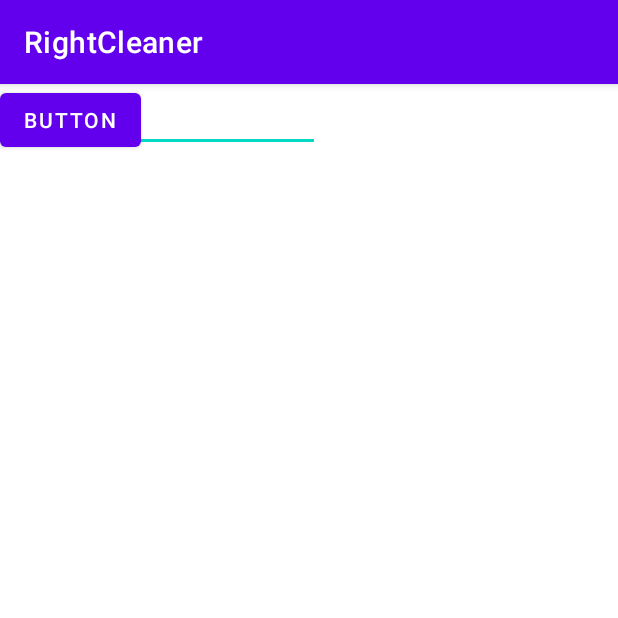
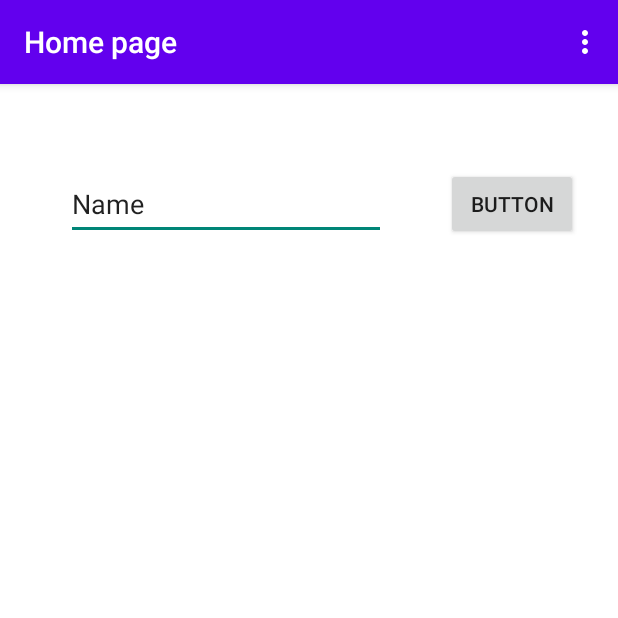
Before and after one commit to SabriRakrouki/RightCleaner, an Android app: the SimpleUserHomePage screen opened directly, with no data from a screen before it, on a phone screen of 412 x 824 dp, the top half of it. Run offline under Robolectric (Android 15) with nearby library versions, the phone set to English and light mode, and no system bars; our stand-ins replace Room's generated code.

Commit message:
working on the navigation added seesion mangement

```diff
--- a/app/src/main/java/com/example/rightcleaner/ServiceProviderSignUpPage.java
+++ b/app/src/main/java/com/example/rightcleaner/ServiceProviderSignUpPage.java
@@ -17,6 +17,7 @@ import com.example.rightcleaner.dao.UserServiceProviderDAO;
 import com.example.rightcleaner.database.RightCleanerDataBase;
 import com.example.rightcleaner.entity.User;
 import com.example.rightcleaner.entity.UserServiceProvider;
+import com.example.rightcleaner.helper.Role;
 
 public class ServiceProviderSignUpPage extends AppCompatActivity {
 
@@ -61,7 +62,7 @@ public class ServiceProviderSignUpPage extends AppCompatActivity {
                 user.setPhoneNumber(phoneNumber.getText().toString());
                 user.setService(service.getSelectedItem().toString());
                 user.setPrice(price.getSelectedItem().toString());
-                user.setRole("serviceUser");
+                user.setRole(Role.Service_Provider.toString());
                     if(validateInput(user)){
                         userDAO.register(user);
                         userServiceProviderDAO.register(user);
--- a/app/src/main/java/com/example/rightcleaner/ServiveProviderHomePage.java
+++ b/app/src/main/java/com/example/rightcleaner/ServiveProviderHomePage.java
@@ -3,6 +3,7 @@ package com.example.rightcleaner;
 import androidx.appcompat.app.AppCompatActivity;
 
 import android.os.Bundle;
+import android.view.Menu;
 
 public class ServiveProviderHomePage extends AppCompatActivity {
 
@@ -11,4 +12,9 @@ public class ServiveProviderHomePage extends AppCompatActivity {
         super.onCreate(savedInstanceState);
         setContentView(R.layout.activity_servive_provider_home_page);
     }
+
+    @Override
+    public boolean onCreateOptionsMenu(Menu menu) {
+        return super.onCreateOptionsMenu(menu);
+    }
 }
--- a/app/src/main/java/com/example/rightcleaner/SignUp.java
+++ b/app/src/main/java/com/example/rightcleaner/SignUp.java
@@ -12,6 +12,7 @@ import android.widget.Toast;
 import com.example.rightcleaner.dao.UserDAO;
 import com.example.rightcleaner.database.RightCleanerDataBase;
 import com.example.rightcleaner.entity.User;
+import com.example.rightcleaner.helper.Role;
 
 public class SignUp extends AppCompatActivity {
         EditText username,email,phoneNumber,pass;
@@ -36,7 +37,7 @@ public class SignUp extends AppCompatActivity {
                     nUser.setEmail(email.getText().toString());
                     nUser.setPassword(pass.getText().toString());
                     nUser.setPhoneNumber(phoneNumber.getText().toString());
-                    nUser.setRole("simpleUser");
+                    nUser.setRole(Role.SIMPLE_USER.toString());
                     if(validateInput(nUser)){
 
                        new Thread(new Runnable() {
--- a/app/src/main/java/com/example/rightcleaner/SimpleUserHomePage.java
+++ b/app/src/main/java/com/example/rightcleaner/SimpleUserHomePage.java
@@ -1,14 +1,71 @@
 package com.example.rightcleaner;
 
+import androidx.annotation.NonNull;
 import androidx.appcompat.app.AppCompatActivity;
+import androidx.appcompat.widget.Toolbar;
 
+import android.content.Intent;
 import android.os.Bundle;
+import android.view.Menu;
+import android.view.MenuItem;
+
+import com.example.rightcleaner.dao.UserDAO;
+import com.example.rightcleaner.database.RightCleanerDataBase;
+import com.example.rightcleaner.helper.SessionManagement;
 
 public class SimpleUserHomePage extends AppCompatActivity {
-
+    RightCleanerDataBase rightCleanerDataBase;
+    UserDAO userDAO;
+    SessionManagement sessionManagement;
     @Override
     protected void onCreate(Bundle savedInstanceState) {
         super.onCreate(savedInstanceState);
+        sessionManagement=new SessionManagement(this);
+        rightCleanerDataBase= RightCleanerDataBase.getRightCleanerDataBase(getApplicationContext());
+        userDAO=rightCleanerDataBase.userDAO();
         setContentView(R.layout.activity_simple_user_home_page);
+        Toolbar toolbar=findViewById(R.id.toolbar);
+        setSupportActionBar(toolbar);
     }
+
+    @Override
+    public boolean onCreateOptionsMenu(Menu menu) {
+        getMenuInflater().inflate(R.menu.app_menu,menu);
+        return super.onCreateOptionsMenu(menu);
+    }
+
+    @Override
+    public boolean onOptionsItemSelected(@NonNull MenuItem item) {
+        SessionManagement sessionManagement = new SessionManagement(getApplicationContext());
+        switch (item.getItemId()) {
+            case R.id.homeP: {
+                startActivity(new Intent(this,SimpleUserHomePage.class));
+                break;
+            }
+            case R.id.profileP:{
+                startActivity(new Intent(this,ProfilePage.class));
+                break;
+            }
+            case  R.id.logOut:{
+                sessionManagement.logoutUser();
+                break;
+            }
+        }
+        return super.onOptionsItemSelected(item);
+    }
+
+    @Override
+    protected void onStart() {
+        super.onStart();
+        if (!sessionManagement.isLoggedIn()) {
+            sendToLoginPage();
+        }
+    }
+    public void sendToLoginPage(){
+        startActivity(new Intent(this,MainActivity.class));
+
+    }
+
+
+
 }
--- a/app/src/main/java/com/example/rightcleaner/database/RightCleanerDataBase.java
+++ b/app/src/main/java/com/example/rightcleaner/database/RightCleanerDataBase.java
@@ -27,6 +27,7 @@ public abstract class RightCleanerDataBase extends RoomDatabase {
             rightCleanerDataBase= Room.databaseBuilder(context,RightCleanerDataBase.class,dbName)
 
                     .allowMainThreadQueries()
+                    .fallbackToDestructiveMigration()
                     .build();
         }
         return rightCleanerDataBase;
--- /dev/null
+++ b/app/src/main/java/com/example/rightcleaner/helper/SessionManagement.java
@@ -0,0 +1,81 @@
+package com.example.rightcleaner.helper;
+
+import android.content.Context;
+import android.content.Intent;
+import android.content.SharedPreferences;
+
+import com.example.rightcleaner.MainActivity;
+
+import java.util.HashMap;
+
+public class SessionManagement {
+    SharedPreferences pref;
+
+    SharedPreferences.Editor editor;
+
+    Context _context;
+
+    int Private_mode = 0;
+
+    private static final String PREF_NAME = "RightCleaner ";
+
+    private static final String IS_LOGIN = "IsLoggedIn";
+
+    public static final String KEY_EMAIL = "email";
+    public static final String KEY_ID = "id";
+
+    public static final String KEY_PASSWORD = "password";
+
+
+    public SessionManagement (Context context){
+        this._context = context;
+        pref = _context.getSharedPreferences(PREF_NAME, Private_mode);
+        editor = pref.edit();
+    }
+
+    public void createLoginSession(String email, String password,int id){
+        editor.putBoolean(IS_LOGIN,true);
+
+        editor.putString(KEY_EMAIL, email);
+        editor.putInt(KEY_ID, id);
+        editor.putString(KEY_PASSWORD, password);
+
+        editor.commit();
+    }
+
+    public boolean isLoggedIn(){
+        return pref.getBoolean(IS_LOGIN, false);
+    }
+
+    public void checkLogin(){
+        if(!this.isLoggedIn()){
+            Intent i = new Intent(_context, MainActivity.class);
+            i.addFlags(Intent.FLAG_ACTIVITY_CLEAR_TOP);
+            i.setFlags(Intent.FLAG_ACTIVITY_NEW_TASK);
+
+            _context.startActivity(i);
+        }
+    }
+
+    public HashMap<String , Object> getUserDetails(){
+        HashMap<String, Object> user = new HashMap<String, Object>();
+
+        user.put(KEY_EMAIL, pref.getString(KEY_EMAIL,null));
+        user.put(KEY_ID, pref.getInt(KEY_ID,-1));
+        user.put(KEY_PASSWORD, pref.getString(KEY_PASSWORD,null));
+
+        return user;
+    }
+
+    public void logoutUser(){
+        editor.clear();
+        editor.commit();
+
+        Intent i = new Intent(_context, MainActivity.class);
+        i.addFlags(Intent.FLAG_ACTIVITY_CLEAR_TOP);
+        i.addFlags(Intent.FLAG_ACTIVITY_NEW_TASK);
+
+        _context.startActivity(i);
+    }
+
+}
--- a/app/src/main/res/layout/activity_simple_user_home_page.xml
+++ b/app/src/main/res/layout/activity_simple_user_home_page.xml
@@ -1,4 +1,5 @@
 <?xml version="1.0" encoding="utf-8"?>
+
 <androidx.constraintlayout.widget.ConstraintLayout xmlns:android="http://schemas.android.com/apk/res/android"
     xmlns:app="http://schemas.android.com/apk/res-auto"
     xmlns:tools="http://schemas.android.com/tools"
@@ -6,27 +7,38 @@
     android:layout_height="match_parent"
     android:background="#FFFFFF"
     tools:context=".SimpleUserHomePage">
-
+    <include
+        android:id="@+id/toolbar"
+        layout="@layout/test"
+        tools:layout_editor_absoluteX="16dp"
+        tools:layout_editor_absoluteY="140dp" />
     <Button
+        android:id="@+id/button2"
         android:layout_width="wrap_content"
         android:layout_height="wrap_content"
+        android:layout_centerInParent="true"
+        android:layout_marginStart="40dp"
+        android:layout_marginTop="56dp"
         android:text="Button"
-        tools:layout_editor_absoluteX="301dp"
-        tools:layout_editor_absoluteY="66dp" />
+        app:layout_constraintStart_toEndOf="@+id/editTextTextPersonName"
+        app:layout_constraintTop_toBottomOf="@+id/toolbar" />
+
+
 
     <EditText
-        android:id="@+id/priceService"
+        android:id="@+id/editTextTextPersonName"
         android:layout_width="wrap_content"
         android:layout_height="wrap_content"
+        android:layout_marginTop="58dp"
         android:ems="10"
         android:inputType="textPersonName"
+        android:minHeight="48dp"
         android:text="Name"
-        tools:layout_editor_absoluteX="49dp"
-        tools:layout_editor_absoluteY="67dp" />
+        app:layout_constraintBottom_toBottomOf="@+id/button2"
+        app:layout_constraintEnd_toEndOf="parent"
+        app:layout_constraintHorizontal_bias="0.22"
+        app:layout_constraintStart_toStartOf="@+id/toolbar"
+        app:layout_constraintTop_toBottomOf="@+id/toolbar"
+        app:layout_constraintVertical_bias="0.95" />
 
-    <androidx.recyclerview.widget.RecyclerView
-        android:layout_width="409dp"
-        android:layout_height="775dp"
-        tools:layout_editor_absoluteX="1dp"
-        tools:layout_editor_absoluteY="114dp" />
 </androidx.constraintlayout.widget.ConstraintLayout>
--- /dev/null
+++ b/app/src/main/res/layout/test.xml
@@ -0,0 +1,11 @@
+<?xml version="1.0" encoding="utf-8"?>
+<androidx.appcompat.widget.Toolbar xmlns:android="http://schemas.android.com/apk/res/android"
+    android:layout_width="match_parent"
+    android:layout_height="wrap_content"
+    xmlns:app="http://schemas.android.com/apk/res-auto"
+    android:background="@color/design_default_color_primary"
+    android:elevation="4dp"
+    android:theme="@style/ThemeOverlay.AppCompat.Dark.ActionBar"
+    app:popupTheme="@style/Theme.AppCompat.Light">
+
+</androidx.appcompat.widget.Toolbar>
--- /dev/null
+++ b/app/src/main/res/menu/app_menu.xml
@@ -0,0 +1,13 @@
+<?xml version="1.0" encoding="utf-8"?>
+<menu xmlns:android="http://schemas.android.com/apk/res/android">
+<item android:id="@+id/homeP"
+    android:title="Home"
+    />
+    <item android:id="@+id/profileP"
+        android:title="Profile"
+        />
+    <item android:id="@+id/logOut"
+        android:title="Log Out"
+        />
+
+</menu>
```
Also changed, not shown: app/src/main/AndroidManifest.xml (+15 -5 lines), app/src/main/java/com/example/rightcleaner/MainActivity.java (+54 -10 lines), app/src/main/java/com/example/rightcleaner/helper/Role.java (added, +14 -0 lines).
